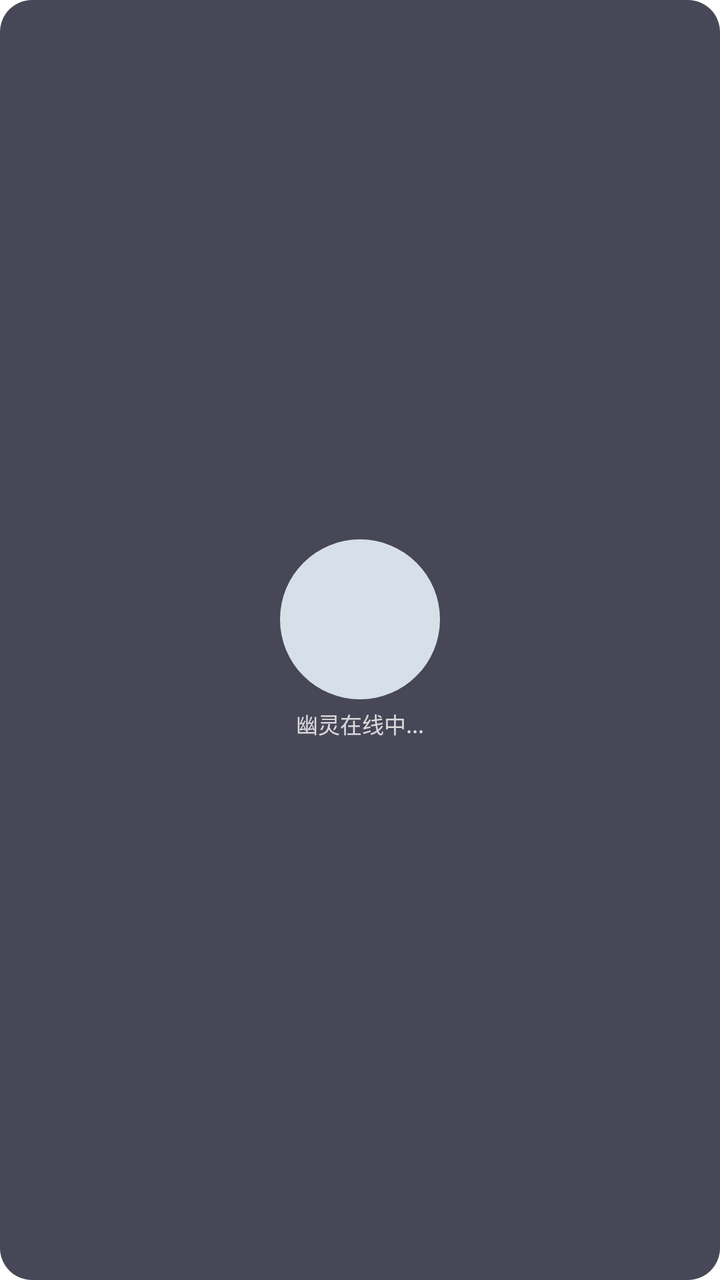
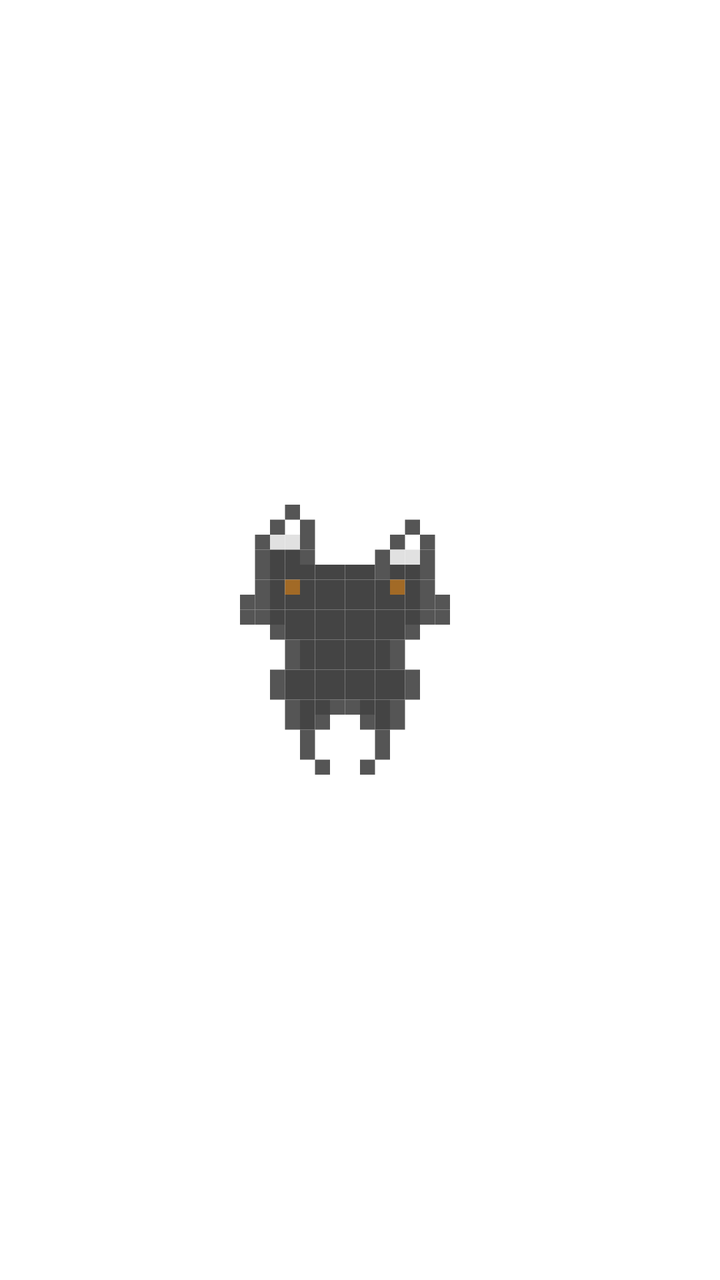

Before-and-after screenshots of an Android layout around one commit, followed by the original layout XML and the change that was made.
<!-- AndroidManifest.xml: application theme Theme.AILiveOverflow -->
<!-- res/layout/layout_ghost.xml -->
<?xml version="1.0" encoding="utf-8"?>
<LinearLayout xmlns:android="http://schemas.android.com/apk/res/android"
    android:layout_width="120dp"
    android:layout_height="wrap_content"
    android:orientation="vertical"
    android:gravity="center"
    android:padding="8dp"
    android:background="@drawable/bg_ghost">

    <ImageView
        android:id="@+id/ivGhost"
        android:layout_width="80dp"
        android:layout_height="80dp"
        android:src="@drawable/ghost"
        android:scaleType="fitCenter" />

    <TextView
        android:id="@+id/tvMessage"
        android:layout_width="match_parent"
        android:layout_height="wrap_content"
        android:text="幽灵在线中..."
        android:textColor="#CCFFFFFF"
        android:textSize="11sp"
        android:gravity="center"
        android:maxLines="3"
        android:ellipsize="end"
        android:paddingTop="4dp" />

</LinearLayout>
<!-- resources referenced by this layout -->
<resources>
  <!-- drawable bg_ghost (drawable) -->
  <?xml version="1.0" encoding="utf-8"?>
  <shape xmlns:android="http://schemas.android.com/apk/res/android"
      android:shape="rectangle">
      <solid android:color="#CC1A1A2E" />
      <corners android:radius="16dp" />
  </shape>
  <!-- drawable ghost (drawable) -->
  <?xml version="1.0" encoding="utf-8"?>
  <shape xmlns:android="http://schemas.android.com/apk/res/android"
      android:shape="oval">
      <solid android:color="#DDEEF8FF" />
  </shape>
  <style name="Theme.AILiveOverflow" parent="Theme.MaterialComponents.DayNight.NoActionBar">
          <item name="colorPrimary">#6B8BFF</item>
          <item name="colorPrimaryVariant">#3D5AFE</item>
          <item name="colorOnPrimary">#FFFFFF</item>
      </style>
</resources>

<!-- the commit's change to res/layout/layout_ghost.xml (unified diff, before → after) -->
@@ -1,29 +1,49 @@
 <?xml version="1.0" encoding="utf-8"?>
-<LinearLayout xmlns:android="http://schemas.android.com/apk/res/android"
-    android:layout_width="120dp"
+<FrameLayout xmlns:android="http://schemas.android.com/apk/res/android"
+    android:layout_width="wrap_content"
     android:layout_height="wrap_content"
-    android:orientation="vertical"
-    android:gravity="center"
-    android:padding="8dp"
-    android:background="@drawable/bg_ghost">
+    android:padding="16dp">
 
-    <ImageView
-        android:id="@+id/ivGhost"
-        android:layout_width="80dp"
-        android:layout_height="80dp"
-        android:src="@drawable/ghost"
-        android:scaleType="fitCenter" />
+    
+    <FrameLayout
+        android:id="@+id/ghostContainer"
+        android:layout_width="wrap_content"
+        android:layout_height="wrap_content"
+        android:layout_gravity="center">
 
-    <TextView
-        android:id="@+id/tvMessage"
-        android:layout_width="match_parent"
+        
+        <ImageView
+            android:id="@+id/ivGhost"
+            android:layout_width="120dp"
+            android:layout_height="135dp"
+            android:src="@drawable/ghost_cat_pixel"
+            android:scaleType="fitCenter" />
+
+    </FrameLayout>
+
+    
+    <LinearLayout
+        android:id="@+id/messageBubble"
+        android:layout_width="wrap_content"
         android:layout_height="wrap_content"
-        android:text="幽灵在线中..."
-        android:textColor="#CCFFFFFF"
-        android:textSize="11sp"
-        android:gravity="center"
-        android:maxLines="3"
-        android:ellipsize="end"
-        android:paddingTop="4dp" />
+        android:layout_gravity="bottom|center_horizontal"
+        android:layout_marginBottom="8dp"
+        android:background="@drawable/bubble_background"
+        android:orientation="vertical"
+        android:padding="8dp"
+        android:visibility="gone">
 
-</LinearLayout>
+        <TextView
+            android:id="@+id/tvMessage"
+            android:layout_width="wrap_content"
+            android:layout_height="wrap_content"
+            android:maxWidth="180dp"
+            android:text=""
+            android:textColor="#2A2723"
+            android:textSize="12sp"
+            android:maxLines="4"
+            android:ellipsize="end" />
+
+    </LinearLayout>
+
+</FrameLayout>
<!-- resource entries referenced after the edit -->
@@ -1,18 +1,26 @@
 <!-- resources referenced by this layout -->
 <resources>
-  <!-- drawable bg_ghost (drawable) -->
+  <!-- drawable bubble_background (drawable) -->
   <?xml version="1.0" encoding="utf-8"?>
   <shape xmlns:android="http://schemas.android.com/apk/res/android"
       android:shape="rectangle">
-      <solid android:color="#CC1A1A2E" />
-      <corners android:radius="16dp" />
+      
+      <solid android:color="#F0E3D0" />
+      
+      <corners android:radius="12dp" />
+      
+      <stroke
+          android:width="1dp"
+          android:color="#E2D9C8" />
+      
+      <padding
+          android:left="12dp"
+          android:top="8dp"
+          android:right="12dp"
+          android:bottom="8dp" />
+          
   </shape>
-  <!-- drawable ghost (drawable) -->
-  <?xml version="1.0" encoding="utf-8"?>
-  <shape xmlns:android="http://schemas.android.com/apk/res/android"
-      android:shape="oval">
-      <solid android:color="#DDEEF8FF" />
-  </shape>
+  <!-- drawable ghost_cat_pixel: vector/xml drawable (drawable, 11817 chars, omitted) -->
   <style name="Theme.AILiveOverflow" parent="Theme.MaterialComponents.DayNight.NoActionBar">
           <item name="colorPrimary">#6B8BFF</item>
           <item name="colorPrimaryVariant">#3D5AFE</item>
